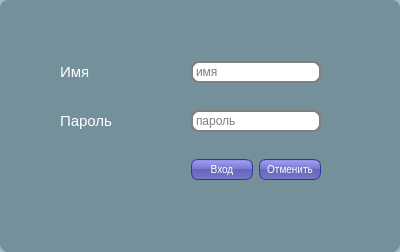
Above: ARMInspectorGUI/myForm.ui from sid1980/ARMInspector before the change. Below: the same form after it.
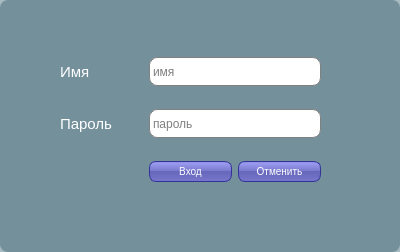
That is the form after the change.

```diff
--- a/ARMInspectorGUI/myForm.ui
+++ b/ARMInspectorGUI/myForm.ui
@@ -35,7 +35,7 @@
 padding-left: 5px;
 padding-right: 5px;
 min-width: 50px;
-max-width: 50px;
+max-width: 100px;
 min-height: 13px;
 max-height: 13px;
 }
@@ -48,8 +48,9 @@
 QLineEdit {
 padding: 1px;
 border-style: solid;
-border: 2px solid gray;
+border: 1px solid gray;
 border-radius: 8px;
+ min-height: 25px;
 }
 QMessageBox QPushButton {
 color: white;
```
